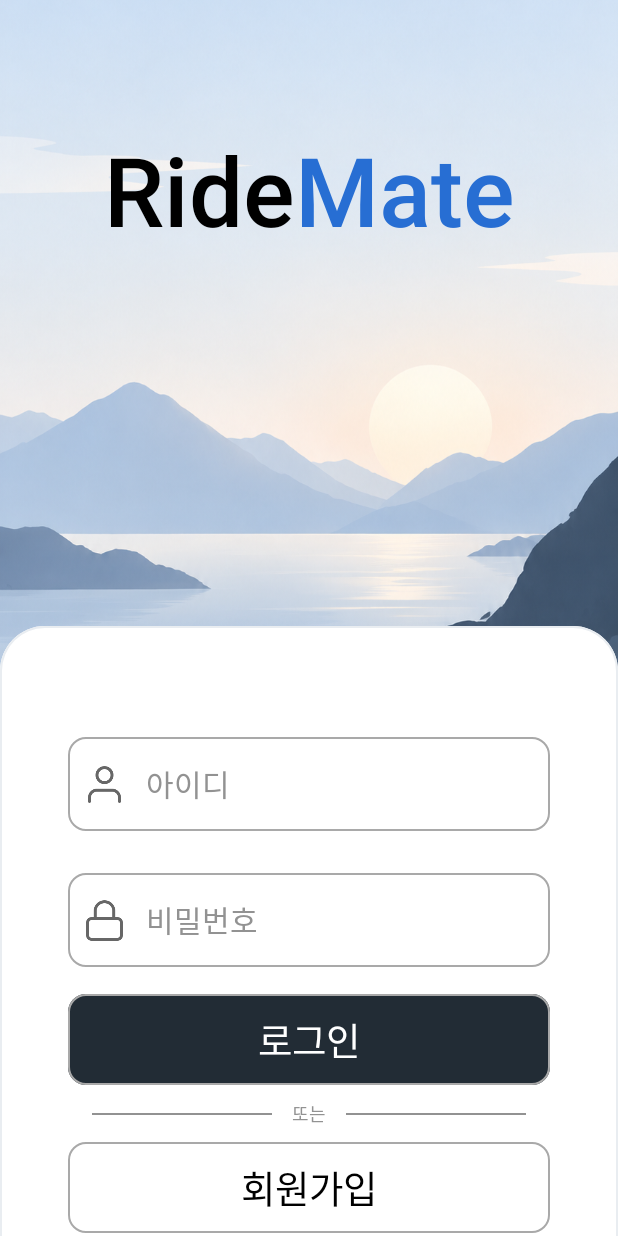
After one commit to jdh4568/RideSync, an Android app built with Jetpack Compose: the composable LoginRoute shown on its own in the app's theme, on a phone screen of 412 x 824 dp. The commit adds this screen. Run offline under Robolectric (Android 15) with nearby library versions, the phone set to English and light mode, and no system bars.

Commit message:
로그인 앱 화면 구현

```diff
--- a/test_app/app/src/main/java/com/example/ridemate_api_test/app/navigation/RideMateApp.kt
+++ b/test_app/app/src/main/java/com/example/ridemate_api_test/app/navigation/RideMateApp.kt
@@ -2,9 +2,9 @@ package com.example.ridemate_api_test.app.navigation
 
 import androidx.compose.runtime.Composable
 import com.example.ridemate_api_test.core.di.AppContainer
-import com.example.ridemate_api_test.feature.connection.presentation.ConnectionRoute
+import com.example.ridemate_api_test.feature.auth.presentation.login.LoginRoute
 
 @Composable
 fun RideMateApp(container: AppContainer) {
-    ConnectionRoute(container.connectionRepository)
+    LoginRoute(container)
 }
--- /dev/null
+++ b/test_app/app/src/main/java/com/example/ridemate_api_test/core/designsystem/theme/LoginTheme.kt
@@ -0,0 +1,39 @@
+package com.example.ridemate_api_test.core.designsystem.theme
+
+import androidx.compose.material3.MaterialTheme
+import androidx.compose.material3.lightColorScheme
+import androidx.compose.runtime.Composable
+import androidx.compose.ui.graphics.Color
+import androidx.compose.ui.text.TextStyle
+import androidx.compose.ui.text.font.FontFamily
+import androidx.compose.ui.text.font.FontWeight
+import androidx.compose.ui.unit.sp
+
+/** Figma login palette. Scoped to login; other screens retain their existing theme. */
+object LoginDesign {
+    val Brand = Color(0xFF276ED3)
+    val Ink = Color(0xFF222C35)
+    val Outline = Color(0xFFA9A9A9)
+    val Hint = Color(0xFF929292)
+    val PanelBorder = Color(0xFFE9EDF1)
+    val Logo = TextStyle(fontFamily = FontFamily.SansSerif, fontWeight = FontWeight.Medium,
+        fontSize = 64.sp, lineHeight = 76.sp, letterSpacing = 0.sp)
+    val Input = TextStyle(fontFamily = FontFamily.SansSerif, fontWeight = FontWeight.Medium,
+        fontSize = 20.sp, lineHeight = 28.sp, letterSpacing = 0.sp)
+    val Button = Input.copy(fontSize = 25.sp, lineHeight = 32.sp)
+    val Divider = Input.copy(fontSize = 12.sp, lineHeight = 16.sp)
+}
+
+@Composable
+fun LoginTheme(content: @Composable () -> Unit) {
+    MaterialTheme(
+        colorScheme = lightColorScheme(
+            primary = LoginDesign.Ink, onPrimary = Color.White,
+            background = Color.White, onBackground = Color.Black,
+            surface = Color.White, onSurface = Color.Black,
+            outline = LoginDesign.Outline,
+        ),
+        typography = Typography.copy(bodyLarge = LoginDesign.Input),
+        content = content,
+    )
+}
--- a/test_app/app/src/main/java/com/example/ridemate_api_test/core/di/AppContainer.kt
+++ b/test_app/app/src/main/java/com/example/ridemate_api_test/core/di/AppContainer.kt
@@ -1,8 +1,12 @@
 package com.example.ridemate_api_test.core.di
 
+import androidx.lifecycle.viewmodel.initializer
+import androidx.lifecycle.viewmodel.viewModelFactory
+import com.example.ridemate_api_test.feature.auth.presentation.login.LoginViewModel
 import com.example.ridemate_api_test.feature.connection.data.repository.ConnectionRepositoryImpl
 import com.example.ridemate_api_test.feature.connection.domain.repository.ConnectionRepository
 
 class AppContainer {
+    val loginViewModelFactory = viewModelFactory { initializer { LoginViewModel() } }
     val connectionRepository: ConnectionRepository = ConnectionRepositoryImpl()
 }
--- /dev/null
+++ b/test_app/app/src/main/java/com/example/ridemate_api_test/feature/auth/presentation/login/LoginRoute.kt
@@ -0,0 +1,35 @@
+package com.example.ridemate_api_test.feature.auth.presentation.login
+
+import androidx.compose.runtime.Composable
+import androidx.compose.runtime.DisposableEffect
+import androidx.compose.runtime.getValue
+import androidx.activity.compose.LocalActivity
+import androidx.compose.ui.platform.LocalView
+import androidx.core.view.WindowCompat
+import androidx.lifecycle.compose.collectAsStateWithLifecycle
+import androidx.lifecycle.viewmodel.compose.viewModel
+import com.example.ridemate_api_test.core.designsystem.theme.LoginTheme
+import com.example.ridemate_api_test.core.di.AppContainer
+
+@Composable
+fun LoginRoute(container: AppContainer) {
+    val activity = LocalActivity.current
+    val view = LocalView.current
+    DisposableEffect(activity, view) {
+        val controller = activity?.window?.let { WindowCompat.getInsetsController(it, view) }
+        val previousStatus = controller?.isAppearanceLightStatusBars
+        val previousNavigation = controller?.isAppearanceLightNavigationBars
+        controller?.isAppearanceLightStatusBars = true
+        controller?.isAppearanceLightNavigationBars = true
+        onDispose {
+            previousStatus?.let { controller.isAppearanceLightStatusBars = it }
+            previousNavigation?.let { controller.isAppearanceLightNavigationBars = it }
+        }
+    }
+    val viewModel: LoginViewModel = viewModel(factory = container.loginViewModelFactory)
+    val state by viewModel.uiState.collectAsStateWithLifecycle()
+    LoginTheme {
+        LoginScreen(state, viewModel::updateLoginId, viewModel::updatePassword,
+            viewModel::submit, viewModel::requestSignup, viewModel::dismissNotice)
+    }
+}
--- /dev/null
+++ b/test_app/app/src/main/java/com/example/ridemate_api_test/feature/auth/presentation/login/LoginScreen.kt
@@ -0,0 +1,235 @@
+package com.example.ridemate_api_test.feature.auth.presentation.login
+
+import androidx.compose.foundation.BorderStroke
+import androidx.compose.foundation.Image
+import androidx.compose.foundation.layout.*
+import androidx.compose.foundation.rememberScrollState
+import androidx.compose.foundation.shape.RoundedCornerShape
+import androidx.compose.foundation.text.KeyboardActions
+import androidx.compose.foundation.text.KeyboardOptions
+import androidx.compose.foundation.verticalScroll
+import androidx.compose.material3.*
+import androidx.compose.runtime.Composable
+import androidx.compose.runtime.remember
+import androidx.compose.ui.Alignment
+import androidx.compose.ui.BiasAlignment
+import androidx.compose.ui.Modifier
+import androidx.compose.ui.focus.FocusRequester
+import androidx.compose.ui.focus.focusRequester
+import androidx.compose.ui.graphics.Color
+import androidx.compose.ui.layout.ContentScale
+import androidx.compose.ui.platform.LocalFocusManager
+import androidx.compose.ui.platform.LocalSoftwareKeyboardController
+import androidx.compose.ui.res.painterResource
+import androidx.compose.ui.res.stringResource
+import androidx.compose.ui.semantics.heading
+import androidx.compose.ui.semantics.semantics
+import androidx.compose.ui.text.SpanStyle
+import androidx.compose.ui.text.buildAnnotatedString
+import androidx.compose.ui.text.input.ImeAction
+import androidx.compose.ui.text.input.KeyboardType
+import androidx.compose.ui.text.input.PasswordVisualTransformation
+import androidx.compose.ui.text.input.VisualTransformation
+import androidx.compose.ui.text.style.TextAlign
+import androidx.compose.ui.text.withStyle
+import androidx.compose.ui.tooling.preview.Preview
+import androidx.compose.ui.unit.dp
+import com.example.ridemate_api_test.R
+import com.example.ridemate_api_test.core.designsystem.theme.LoginDesign
+import com.example.ridemate_api_test.core.designsystem.theme.LoginTheme
+
+@Composable
+fun LoginScreen(
+    state: LoginUiState,
+    onLoginIdChanged: (String) -> Unit,
+    onPasswordChanged: (String) -> Unit,
+    onLogin: () -> Unit,
+    onSignup: () -> Unit,
+    onDismissNotice: () -> Unit,
+) {
+    val passwordFocus = remember { FocusRequester() }
+    val keyboard = LocalSoftwareKeyboardController.current
+    val focusManager = LocalFocusManager.current
+    val submit = {
+        if (!state.isSubmitting) {
+            keyboard?.hide()
+            focusManager.clearFocus()
+            onLogin()
+        }
+    }
+    Surface(Modifier.fillMaxSize(), color = Color.White) {
+        // A single inset owner and scroll area keep the form reachable with the IME open.
+        BoxWithConstraints(Modifier.fillMaxSize().safeDrawingPadding().imePadding()) {
+            val heroHeight = (maxHeight - 407.dp).coerceIn(180.dp, 520.dp)
+            Column(Modifier.fillMaxSize().verticalScroll(rememberScrollState())) {
+                Box {
+                    // Crop the original landscape to the same sky/mountain/lake region as Figma.
+                    // The extra 30dp sits behind the rounded panel corners.
+                    Image(
+                        painterResource(R.drawable.login_landscape), contentDescription = null,
+                        modifier = Modifier.fillMaxWidth().height(heroHeight + 30.dp),
+                        contentScale = ContentScale.Crop,
+                        alignment = BiasAlignment(0f, -0.1f),
+                    )
+                    Column {
+                        Box(Modifier.fillMaxWidth().heightIn(min = heroHeight), contentAlignment = Alignment.TopCenter) {
+                            Text(
+                                buildAnnotatedString {
+                                    withStyle(SpanStyle(color = Color.Black)) { append(stringResource(R.string.login_brand_ride)) }
+                                    // Allow the brand words to wrap together at enlarged font scales.
+                                    append('\u200B')
+                                    withStyle(SpanStyle(color = LoginDesign.Brand)) { append(stringResource(R.string.login_brand_mate)) }
+                                },
+                                modifier = Modifier.padding(horizontal = 16.dp)
+                                    .padding(top = (heroHeight * 0.22f).coerceAtMost(96.dp))
+                                    .semantics { heading() },
+                                style = LoginDesign.Logo,
+                                textAlign = TextAlign.Center,
+                            )
+                        }
+                        Surface(
+                            modifier = Modifier.fillMaxWidth(), color = Color.White,
+                            shape = RoundedCornerShape(topStart = 30.dp, topEnd = 30.dp),
+                            border = BorderStroke(1.dp, LoginDesign.PanelBorder),
+                        ) {
+                            Box(Modifier.fillMaxWidth(), contentAlignment = Alignment.TopCenter) {
+                                Column(
+                                    Modifier.widthIn(max = 510.dp).fillMaxWidth()
+                                        .padding(horizontal = 45.dp).padding(top = 66.dp, bottom = 30.dp),
+                                ) {
+                                    val idError = when (state.loginIdError) {
+                                        LoginIdError.REQUIRED -> stringResource(R.string.login_id_required)
+                                        LoginIdError.TOO_LONG -> stringResource(R.string.login_id_too_long)
+                                        null -> null
+                                    }
+                                    LoginInput(
+                                        value = state.loginId, onValueChange = onLoginIdChanged,
+                                        label = stringResource(R.string.login_id), icon = R.drawable.login_user,
+                                        enabled = !state.isSubmitting, error = idError,
+                                        keyboardOptions = KeyboardOptions(keyboardType = KeyboardType.Text,
+                                            imeAction = ImeAction.Next, autoCorrectEnabled = false),
+                                        keyboardActions = KeyboardActions(onNext = { passwordFocus.requestFocus() }),
+                                    )
+                                    Spacer(Modifier.height(20.dp))
+                                    LoginInput(
+                                        value = state.password, onValueChange = onPasswordChanged,
+                                        label = stringResource(R.string.login_password), icon = R.drawable.login_lock,
+                                        modifier = Modifier.focusRequester(passwordFocus),
+                                        enabled = !state.isSubmitting,
+                                        error = if (state.passwordRequired) stringResource(R.string.login_password_required) else null,
+                                        visualTransformation = PasswordVisualTransformation(),
+                                        keyboardOptions = KeyboardOptions(keyboardType = KeyboardType.Password,
+                                            imeAction = ImeAction.Done, autoCorrectEnabled = false),
+                                        keyboardActions = KeyboardActions(onDone = { submit() }),
+                                    )
+                                    Spacer(Modifier.height(18.dp))
+                                    Button(
+                                        onClick = submit, enabled = !state.isSubmitting,
+                                        modifier = Modifier.fillMaxWidth().heightIn(min = 59.dp),
+                                        shape = RoundedCornerShape(12.dp),
+                                        border = BorderStroke(1.dp, LoginDesign.Outline),
+                                        contentPadding = PaddingValues(horizontal = 12.dp, vertical = 12.dp),
+                                    ) {
+                                        Text(stringResource(if (state.isSubmitting) R.string.login_submitting else R.string.login_submit),
+                                            style = LoginDesign.Button, textAlign = TextAlign.Center)
+                                    }
+                                    if (state.isSubmitting) {
+                                        LinearProgressIndicator(Modifier.fillMaxWidth().padding(top = 8.dp))
+                                    }
+                                    Row(
+                                        Modifier.fillMaxWidth().padding(horizontal = 16.dp, vertical = 10.dp),
+                                        verticalAlignment = Alignment.CenterVertically,
+                                        horizontalArrangement = Arrangement.spacedBy(13.dp),
+                                    ) {
+                                        Image(painterResource(R.drawable.login_divider), null,
+                                            Modifier.weight(1f).height(1.dp), contentScale = ContentScale.FillBounds)
+                                        Text(stringResource(R.string.login_or), style = LoginDesign.Divider, color = LoginDesign.Hint)
+                                        Image(painterResource(R.drawable.login_divider), null,
+                                            Modifier.weight(1f).height(1.dp), contentScale = ContentScale.FillBounds)
+                                    }
+                                    OutlinedButton(
+                                        onClick = onSignup, enabled = !state.isSubmitting,
+                                        modifier = Modifier.fillMaxWidth().heightIn(min = 59.dp),
+                                        shape = RoundedCornerShape(12.dp),
+                                        border = BorderStroke(1.dp, LoginDesign.Outline),
+                                        colors = ButtonDefaults.outlinedButtonColors(contentColor = Color.Black),
+                                        contentPadding = PaddingValues(horizontal = 12.dp, vertical = 12.dp),
+                                    ) {
+                                        Text(stringResource(R.string.login_signup), style = LoginDesign.Button, textAlign = TextAlign.Center)
+                                    }
+                                }
+                            }
+                        }
+                    }
+                }
+            }
+        }
+    }
+    state.notice?.let { notice ->
+        AlertDialog(
+            onDismissRequest = onDismissNotice,
+            title = { Text(stringResource(R.string.login_notice_title)) },
+            text = { Text(stringResource(when (notice) {
+                LoginNotice.LOGIN_UNAVAILABLE -> R.string.login_unavailable
+                LoginNotice.SIGNUP_UNAVAILABLE -> R.string.login_signup_unavailable
+            })) },
+            confirmButton = { TextButton(onClick = onDismissNotice) { Text(stringResource(R.string.login_notice_confirm)) } },
+        )
+    }
+}
+
+@Composable
+private fun LoginInput(
+    value: String,
+    onValueChange: (String) -> Unit,
+    label: String,
+    icon: Int,
+    enabled: Boolean,
+    error: String?,
+    keyboardOptions: KeyboardOptions,
+    keyboardActions: KeyboardActions,
+    modifier: Modifier = Modifier,
+    visualTransformation: VisualTransformation = VisualTransformation.None,
+) {
+    OutlinedTextField(
+        value = value, onValueChange = onValueChange,
+        modifier = modifier.fillMaxWidth().heightIn(min = 59.dp),
+        enabled = enabled, singleLine = true, textStyle = LoginDesign.Input,
+        label = { Text(label) },
+        leadingIcon = { Image(painterResource(icon), contentDescription = null, modifier = Modifier.size(30.dp)) },
+        isError = error != null,
+        supportingText = error?.let { { Text(it) } },
+        shape = RoundedCornerShape(12.dp),
+        visualTransformation = visualTransformation,
+        keyboardOptions = keyboardOptions, keyboardActions = keyboardActions,
+        colors = OutlinedTextFieldDefaults.colors(
+            unfocusedBorderColor = LoginDesign.Outline,
+            unfocusedLabelColor = LoginDesign.Hint,
+            focusedBorderColor = LoginDesign.Brand,
+            focusedLabelColor = LoginDesign.Brand,
+            cursorColor = LoginDesign.Brand,
+        ),
+    )
+}
+
+@Preview(name = "Figma 390x844", showBackground = true, widthDp = 390, heightDp = 844)
+@Preview(name = "Small 1.3", showBackground = true, widthDp = 320, heightDp = 640, fontScale = 1.3f)
+@Preview(name = "Large", showBackground = true, widthDp = 600, heightDp = 960)
+@Preview(name = "Small 2.0", showBackground = true, widthDp = 320, heightDp = 640, fontScale = 2f)
+@Preview(name = "Landscape", showBackground = true, widthDp = 844, heightDp = 390)
+@Composable
+private fun LoginPreview() {
+    LoginTheme { LoginScreen(LoginUiState(), {}, {}, {}, {}, {}) }
+}
+
+@Preview(name = "Input errors", showBackground = true, widthDp = 320, heightDp = 640)
+@Composable
+private fun LoginErrorPreview() {
+    LoginTheme { LoginScreen(LoginUiState(loginIdError = LoginIdError.REQUIRED, passwordRequired = true), {}, {}, {}, {}, {}) }
+}
+
+@Preview(name = "Loading sample only", showBackground = true, widthDp = 390, heightDp = 844)
+@Composable
+private fun LoginLoadingPreview() {
+    LoginTheme { LoginScreen(LoginUiState(isSubmitting = true), {}, {}, {}, {}, {}) }
+}
--- /dev/null
+++ b/test_app/app/src/main/java/com/example/ridemate_api_test/feature/auth/presentation/login/LoginUiState.kt
@@ -0,0 +1,14 @@
+package com.example.ridemate_api_test.feature.auth.presentation.login
+
+enum class LoginIdError { REQUIRED, TOO_LONG }
+enum class LoginNotice { LOGIN_UNAVAILABLE, SIGNUP_UNAVAILABLE }
+
+data class LoginUiState(
+    val loginId: String = "",
+    val password: String = "",
+    val loginIdError: LoginIdError? = null,
+    val passwordRequired: Boolean = false,
+    // Reserved for the real request lifecycle; never set by a simulated login.
+    val isSubmitting: Boolean = false,
+    val notice: LoginNotice? = null,
+)
--- /dev/null
+++ b/test_app/app/src/main/java/com/example/ridemate_api_test/feature/auth/presentation/login/LoginViewModel.kt
@@ -0,0 +1,49 @@
+package com.example.ridemate_api_test.feature.auth.presentation.login
+
+import androidx.lifecycle.ViewModel
+import kotlinx.coroutines.flow.MutableStateFlow
+import kotlinx.coroutines.flow.asStateFlow
+import kotlinx.coroutines.flow.update
+
+class LoginViewModel : ViewModel() {
+    private val mutableState = MutableStateFlow(LoginUiState())
+    val uiState = mutableState.asStateFlow()
+
+    // Inputs survive activity recreation in memory, but passwords are not saved to disk/Bundle.
+    fun updateLoginId(value: String) {
+        if (!mutableState.value.isSubmitting) {
+            mutableState.update { it.copy(loginId = value, loginIdError = null, notice = null) }
+        }
+    }
+
+    fun updatePassword(value: String) {
+        if (!mutableState.value.isSubmitting) {
+            mutableState.update { it.copy(password = value, passwordRequired = false, notice = null) }
+        }
+    }
+
+    fun submit() {
+        if (mutableState.value.isSubmitting) return
+        mutableState.update { state ->
+            val idError = when {
+                state.loginId.isBlank() -> LoginIdError.REQUIRED
+                state.loginId.length > 50 -> LoginIdError.TOO_LONG
+                else -> null
+            }
+            val passwordRequired = state.password.isBlank()
+            state.copy(
+                loginIdError = idError,
+                passwordRequired = passwordRequired,
+                notice = if (idError == null && !passwordRequired) LoginNotice.LOGIN_UNAVAILABLE else null,
+            )
+        }
+    }
+
+    fun requestSignup() {
+        if (!mutableState.value.isSubmitting) {
+            mutableState.update { it.copy(notice = LoginNotice.SIGNUP_UNAVAILABLE) }
+        }
+    }
+
+    fun dismissNotice() { mutableState.update { it.copy(notice = null) } }
+}
--- a/test_app/app/src/main/res/values/strings.xml
+++ b/test_app/app/src/main/res/values/strings.xml
@@ -1,3 +1,18 @@
 <resources>
     <string name="app_name">RideMate_api_test</string>
+    <string name="login_brand_ride">Ride</string>
+    <string name="login_brand_mate">Mate</string>
+    <string name="login_id">아이디</string>
+    <string name="login_password">비밀번호</string>
+    <string name="login_submit">로그인</string>
+    <string name="login_submitting">로그인 중…</string>
+    <string name="login_signup">회원가입</string>
+    <string name="login_or">또는</string>
+    <string name="login_id_required">아이디를 입력해 주세요.</string>
+    <string name="login_id_too_long">아이디는 50자 이하로 입력해 주세요.</string>
+    <string name="login_password_required">비밀번호를 입력해 주세요.</string>
+    <string name="login_unavailable">로그인 기능을 준비 중입니다.</string>
+    <string name="login_signup_unavailable">회원가입 기능을 준비 중입니다.</string>
+    <string name="login_notice_title">안내</string>
+    <string name="login_notice_confirm">확인</string>
 </resources>
```
Also changed, not shown: test_app/app/src/main/res/drawable-nodpi/login_divider.png (added), test_app/app/src/main/res/drawable-nodpi/login_landscape.png (added), test_app/app/src/main/res/drawable-nodpi/login_lock.png (added), test_app/app/src/main/res/drawable-nodpi/login_user.png (added), 7 other files.
